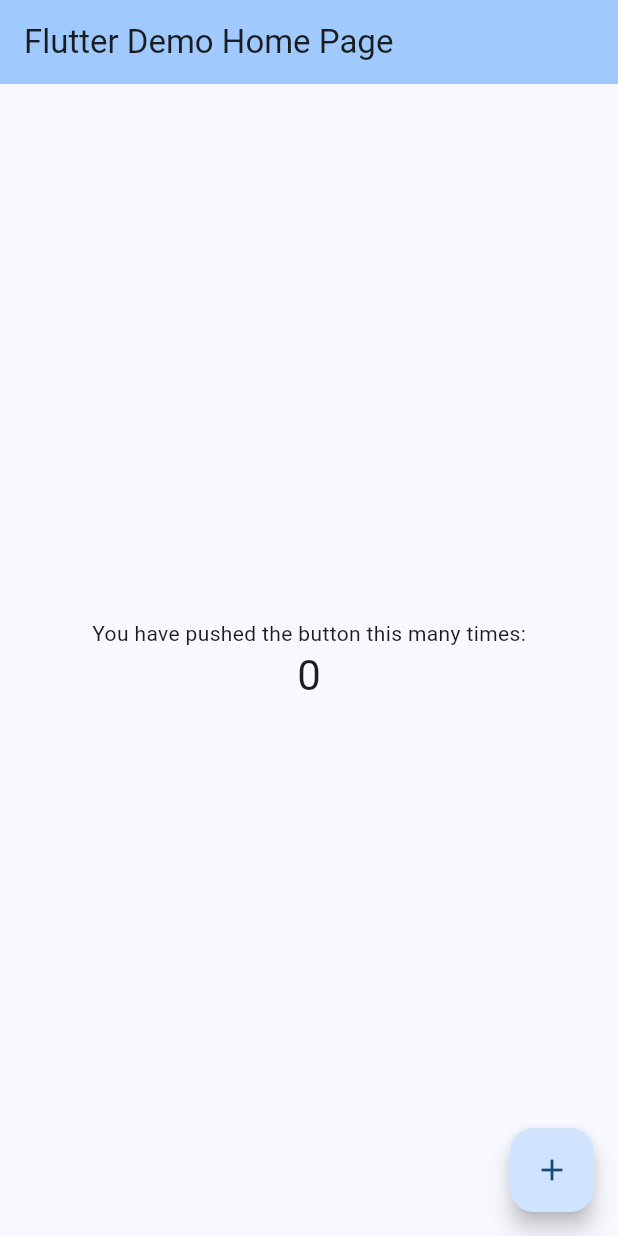
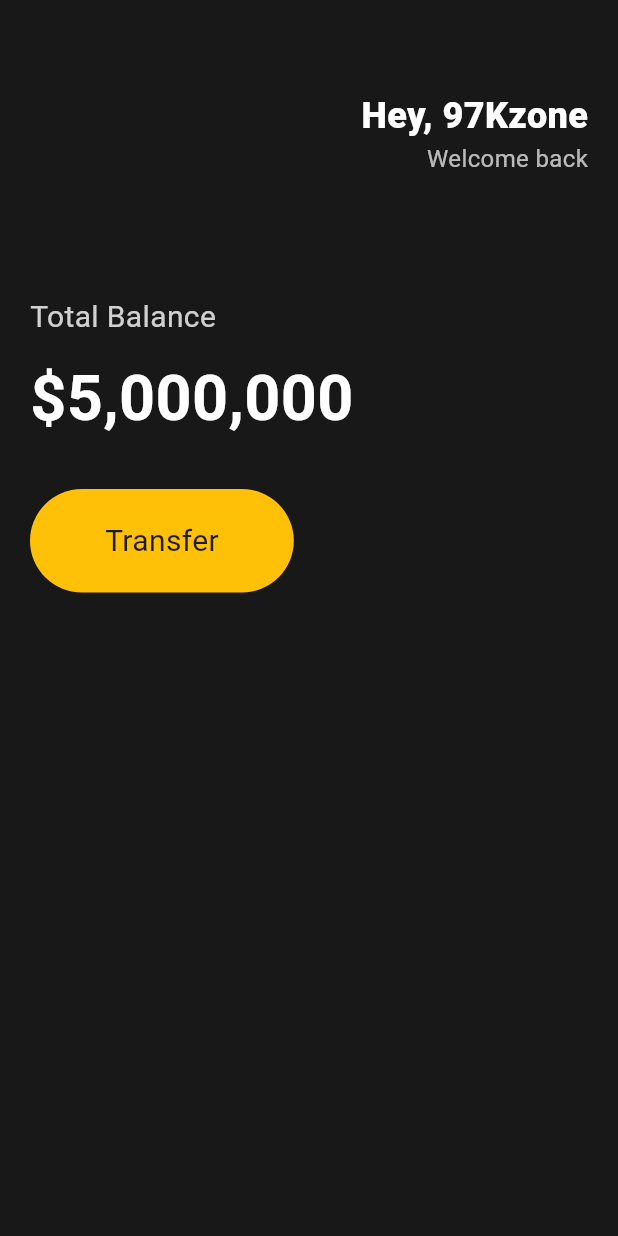
Before and after one commit to 97Kzone/study_flutter, a Flutter app: the screen it shows after launch, on a phone screen of 412 x 824 dp. Run offline on Flutter 3.47's test engine with Material 3 defaults, Android fonts, the light colour scheme and no system bars.

Commit message:
24.06.22 Flutter Widget Practice

```diff
--- a/run_flutter/lib/main.dart
+++ b/run_flutter/lib/main.dart
@@ -1,125 +1,97 @@
+// ignore_for_file: prefer_const_constructors
+
 import 'package:flutter/material.dart';
+import 'package:flutter/widgets.dart';
 
 void main() {
-  runApp(const MyApp());
+  runApp(App());
 }
 
-class MyApp extends StatelessWidget {
-  const MyApp({super.key});
-
-  // This widget is the root of your application.
+class App extends StatelessWidget {
   @override
   Widget build(BuildContext context) {
     return MaterialApp(
-      title: 'Flutter Demo',
-      theme: ThemeData(
-        // This is the theme of your application.
-        //
-        // TRY THIS: Try running your application with "flutter run". You'll see
-        // the application has a purple toolbar. Then, without quitting the app,
-        // try changing the seedColor in the colorScheme below to Colors.green
-        // and then invoke "hot reload" (save your changes or press the "hot
-        // reload" button in a Flutter-supported IDE, or press "r" if you used
-        // the command line to start the app).
-        //
-        // Notice that the counter didn't reset back to zero; the application
-        // state is not lost during the reload. To reset the state, use hot
-        // restart instead.
-        //
-        // This works for code too, not just values: Most code changes can be
-        // tested with just a hot reload.
-        colorScheme: ColorScheme.fromSeed(seedColor: Colors.blue),
-        useMaterial3: true,
-      ),
-      home: const MyHomePage(title: 'Flutter Demo Home Page'),
+      home: Scaffold(
+      backgroundColor: Color(0xFF181818),
+      body: Padding(
+          padding: EdgeInsets.symmetric(
+            horizontal: 20
+          ),
+          child: Column(
+            crossAxisAlignment: CrossAxisAlignment.start,
+            children: [
+              SizedBox(
+                height: 60,
+              ),
+              Row(
+                mainAxisAlignment: MainAxisAlignment.end,
+                children: [
+                  Column(
+                    crossAxisAlignment: CrossAxisAlignment.end,
+                    children: [
+                      Text(
+                        'Hey, 97Kzone',
+                        style: TextStyle(
+                          color: Colors.white,
+                          fontSize: 24,
+                          fontWeight: FontWeight.w800,
+                        ),
+                      ),
+                      Text(
+                        'Welcome back',
+                        style: TextStyle(
+                          color: Colors.white70,
+                          fontSize: 16,
+                        ),
+                      ),
+                    ],
+                  )
+                ],
+              ),
+              SizedBox(
+                height: 80,
+              ),
+              Text('Total Balance',
+                style: TextStyle(
+                  color: Colors.white.withOpacity(0.8),
+                  fontSize: 20),),
+              SizedBox(
+                height: 10,
+              ),
+              Text(
+                '\$5,000,000',
+                style: TextStyle(
+                  color: Colors.white,
+                  fontSize: 42,
+                  fontWeight: FontWeight.w600),
+              ),
+              SizedBox(
+                height: 30,
+              ),
+              Row(
+                children: [
+                  Container(
+                    decoration: BoxDecoration(
+                      color: Colors.amber,
+                      borderRadius: BorderRadius.circular(45),
+                    ),
+                    child: Padding(
+                      padding: EdgeInsets.symmetric(
+                        vertical: 20,
+                        horizontal: 50,),
+                      child: Text('Transfer',
+                        style: TextStyle(
+                          fontSize: 20,
+                        ),
+                      ),
+                    ),
+                  )
+                ],
+              )
+            ],
+          )
+        ),
+      )
     );
   }
 }
-
-class MyHomePage extends StatefulWidget {
-  const MyHomePage({super.key, required this.title});
-
-  // This widget is the home page of your application. It is stateful, meaning
-  // that it has a State object (defined below) that contains fields that affect
-  // how it looks.
-
-  // This class is the configuration for the state. It holds the values (in this
-  // case the title) provided by the parent (in this case the App widget) and
-  // used by the build method of the State. Fields in a Widget subclass are
-  // always marked "final".
-
-  final String title;
-
-  @override
-  State<MyHomePage> createState() => _MyHomePageState();
-}
-
-class _MyHomePageState extends State<MyHomePage> {
-  int _counter = 0;
-
-  void _incrementCounter() {
-    setState(() {
-      // This call to setState tells the Flutter framework that something has
-      // changed in this State, which causes it to rerun the build method below
-      // so that the display can reflect the updated values. If we changed
-      // _counter without calling setState(), then the build method would not be
-      // called again, and so nothing would appear to happen.
-      _counter++;
-    });
-  }
-
-  @override
-  Widget build(BuildContext context) {
-    // This method is rerun every time setState is called, for instance as done
-    // by the _incrementCounter method above.
-    //
-    // The Flutter framework has been optimized to make rerunning build methods
-    // fast, so that you can just rebuild anything that needs updating rather
-    // than having to individually change instances of widgets.
-    return Scaffold(
-      appBar: AppBar(
-        // TRY THIS: Try changing the color here to a specific color (to
-        // Colors.amber, perhaps?) and trigger a hot reload to see the AppBar
-        // change color while the other colors stay the same.
-        backgroundColor: Theme.of(context).colorScheme.inversePrimary,
-        // Here we take the value from the MyHomePage object that was created by
-        // the App.build method, and use it to set our appbar title.
-        title: Text(widget.title),
-      ),
-      body: Center(
-        // Center is a layout widget. It takes a single child and positions it
-        // in the middle of the parent.
-        child: Column(
-          // Column is also a layout widget. It takes a list of children and
-          // arranges them vertically. By default, it sizes itself to fit its
-          // children horizontally, and tries to be as tall as its parent.
-          //
-          // Column has various properties to control how it sizes itself and
-          // how it positions its children. Here we use mainAxisAlignment to
-          // center the children vertically; the main axis here is the vertical
-          // axis because Columns are vertical (the cross axis would be
-          // horizontal).
-          //
-          // TRY THIS: Invoke "debug painting" (choose the "Toggle Debug Paint"
-          // action in the IDE, or press "p" in the console), to see the
-          // wireframe for each widget.
-          mainAxisAlignment: MainAxisAlignment.center,
-          children: <Widget>[
-            const Text(
-              'You have pushed the button this many times:',
-            ),
-            Text(
-              '$_counter',
-              style: Theme.of(context).textTheme.headlineMedium,
-            ),
-          ],
-        ),
-      ),
-      floatingActionButton: FloatingActionButton(
-        onPressed: _incrementCounter,
-        tooltip: 'Increment',
-        child: const Icon(Icons.add),
-      ), // This trailing comma makes auto-formatting nicer for build methods.
-    );
-  }
-}
```
